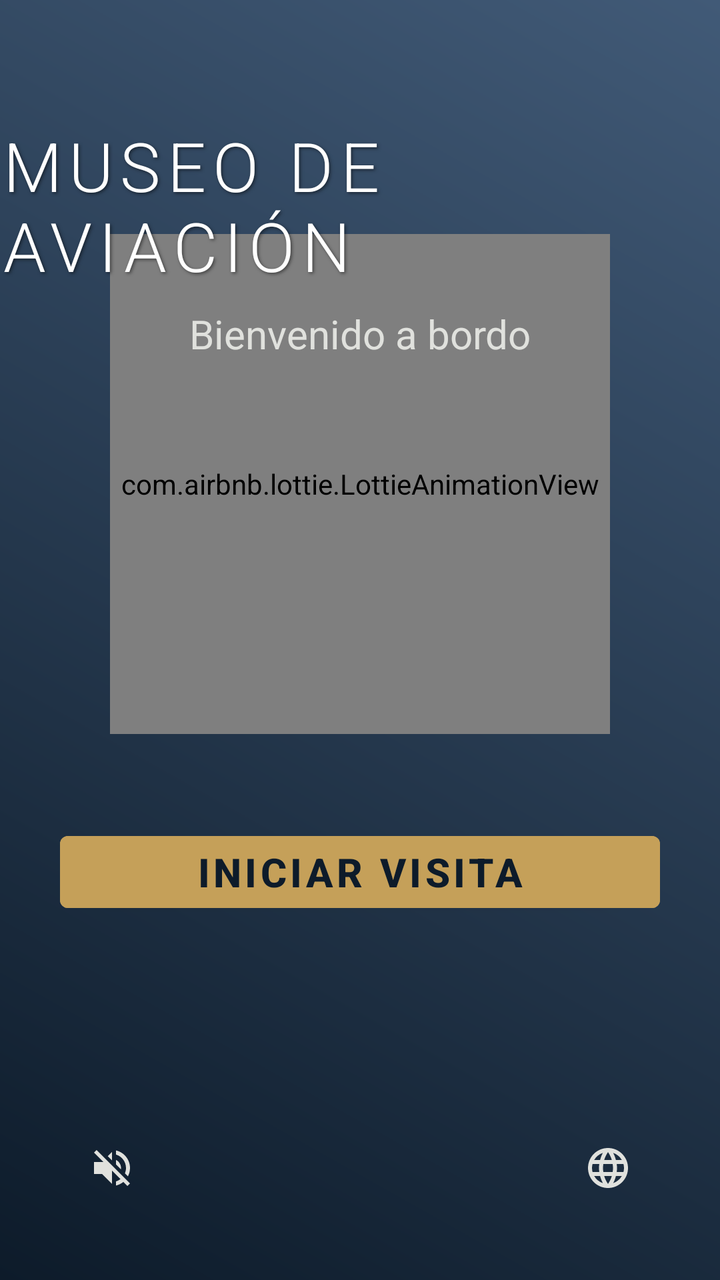
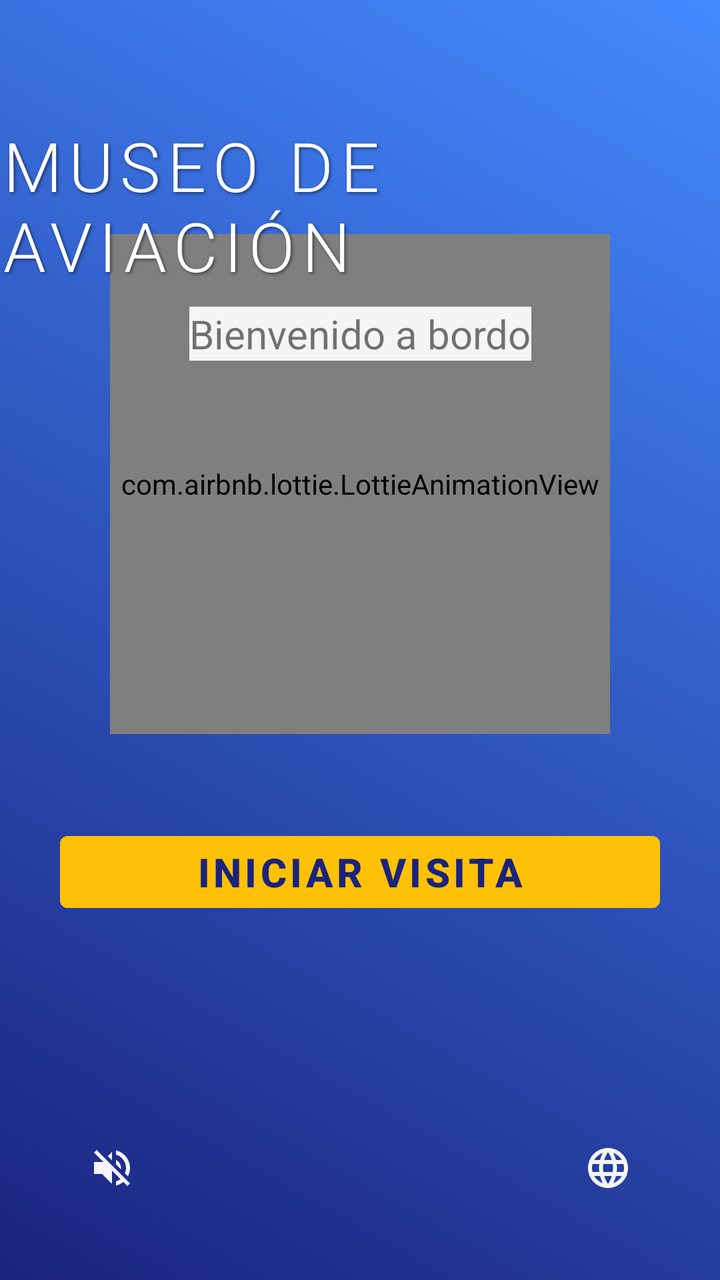

An Android layout rendered at two revisions. The XML below is the earlier revision; the diff shows what the commit changed to produce the second picture.
<!-- AndroidManifest.xml: application theme Theme.MuseoMovil -->
<!-- res/layout/activity_main.xml -->
<?xml version="1.0" encoding="utf-8"?>
<androidx.constraintlayout.widget.ConstraintLayout
    xmlns:android="http://schemas.android.com/apk/res/android"
    xmlns:app="http://schemas.android.com/apk/res-auto"
    android:layout_width="match_parent"
    android:layout_height="match_parent"
    android:background="@drawable/bg_gradient"> <com.airbnb.lottie.LottieAnimationView
    android:id="@+id/animationView"
    android:layout_width="250dp"
    android:layout_height="250dp"
    app:lottie_rawRes="@raw/avion_animacion"
    app:lottie_autoPlay="true"
    app:lottie_loop="true"
    app:layout_constraintBottom_toBottomOf="parent"
    app:layout_constraintEnd_toEndOf="parent"
    app:layout_constraintStart_toStartOf="parent"
    app:layout_constraintTop_toTopOf="parent"
    app:layout_constraintVertical_bias="0.3" />

    <TextView
        android:id="@+id/textViewTitulo"
        android:layout_width="wrap_content"
        android:layout_height="wrap_content"
        android:text="MUSEO DE AVIACIÓN"
        android:fontFamily="sans-serif-light"
        android:letterSpacing="0.1"
        android:textSize="34sp"
        android:textColor="@color/white"
        android:shadowColor="#80000000"
        android:shadowDx="2"
        android:shadowDy="2"
        android:shadowRadius="4"
        android:layout_marginTop="60dp"
        app:layout_constraintTop_toTopOf="parent"
        app:layout_constraintEnd_toEndOf="parent"
        app:layout_constraintStart_toStartOf="parent" />

    <TextView
        android:layout_width="wrap_content"
        android:layout_height="wrap_content"
        android:text="Bienvenido a bordo"
        android:textSize="20sp"
        android:textColor="@color/aviation_silver"
        android:layout_marginTop="8dp"
        app:layout_constraintTop_toBottomOf="@+id/textViewTitulo"
        app:layout_constraintEnd_toEndOf="parent"
        app:layout_constraintStart_toStartOf="parent" />
    <Button
        android:id="@+id/btnIniciar"
        android:layout_width="300dp"
        android:layout_height="wrap_content"
        android:text="INICIAR VISITA"
        android:textSize="20sp"
        android:backgroundTint="@color/accent_gold"
        android:textColor="@color/aviation_navy"
        android:textStyle="bold"
        app:cornerRadius="4dp"
        app:layout_constraintBottom_toBottomOf="parent"
        app:layout_constraintEnd_toEndOf="parent"
        app:layout_constraintStart_toStartOf="parent"
        app:layout_constraintTop_toBottomOf="@+id/animationView"
        app:layout_constraintVertical_bias="0.2" />

    <ImageButton
        android:id="@+id/btnSonido"
        android:layout_width="64dp"
        android:layout_height="64dp"
        android:layout_margin="24dp"
        android:background="@android:color/transparent"
        android:src="@drawable/ic_volume_off"
        app:tint="@color/aviation_silver"
        app:layout_constraintBottom_toBottomOf="parent"
        app:layout_constraintStart_toStartOf="parent" />

    <ImageButton
        android:id="@+id/btnIdioma"
        android:layout_width="64dp"
        android:layout_height="64dp"
        android:layout_margin="24dp"
        android:background="@android:color/transparent"
        android:src="@drawable/ic_language"
        app:tint="@color/aviation_silver"
        app:layout_constraintBottom_toBottomOf="parent"
        app:layout_constraintEnd_toEndOf="parent" />

</androidx.constraintlayout.widget.ConstraintLayout>
<!-- resources referenced by this layout -->
<resources>
  <color name="accent_gold">#C5A059</color>
  <color name="aviation_navy">#0D1B2A</color>
  <color name="aviation_silver">#E0E1DD</color>
  <color name="white">#FFFFFFFF</color>
  <!-- drawable bg_gradient (drawable) -->
  <?xml version="1.0" encoding="utf-8"?>
  <shape xmlns:android="http://schemas.android.com/apk/res/android">
      <gradient
          android:startColor="@color/aviation_navy"
          android:endColor="@color/aviation_sky"
          android:angle="45"/>
  </shape>
  <!-- drawable ic_language (drawable) -->
  <vector xmlns:android="http://schemas.android.com/apk/res/android" android:height="24dp" android:tint="#000000" android:viewportHeight="24" android:viewportWidth="24" android:width="24dp">
        
      <path android:fillColor="@android:color/white" android:pathData="M11.99,2C6.47,2 2,6.48 2,12s4.47,10 9.99,10C17.52,22 22,17.52 22,12S17.52,2 11.99,2zM18.92,8h-2.95c-0.32,-1.25 -0.78,-2.45 -1.38,-3.56 1.84,0.63 3.37,1.91 4.33,3.56zM12,4.04c0.83,1.2 1.48,2.53 1.91,3.96h-3.82c0.43,-1.43 1.08,-2.76 1.91,-3.96zM4.26,14C4.1,13.36 4,12.69 4,12s0.1,-1.36 0.26,-2h3.38c-0.08,0.66 -0.14,1.32 -0.14,2 0,0.68 0.06,1.34 0.14,2L4.26,14zM5.08,16h2.95c0.32,1.25 0.78,2.45 1.38,3.56 -1.84,-0.63 -3.37,-1.9 -4.33,-3.56zM8.03,8L5.08,8c0.96,-1.66 2.49,-2.93 4.33,-3.56C8.81,5.55 8.35,6.75 8.03,8zM12,19.96c-0.83,-1.2 -1.48,-2.53 -1.91,-3.96h3.82c-0.43,1.43 -1.08,2.76 -1.91,3.96zM14.34,14L9.66,14c-0.09,-0.66 -0.16,-1.32 -0.16,-2 0,-0.68 0.07,-1.35 0.16,-2h4.68c0.09,0.65 0.16,1.32 0.16,2 0,0.68 -0.07,1.34 -0.16,2zM14.59,19.56c0.6,-1.11 1.06,-2.31 1.38,-3.56h2.95c-0.96,1.65 -2.49,2.93 -4.33,3.56zM16.36,14c0.08,-0.66 0.14,-1.32 0.14,-2 0,-0.68 -0.06,-1.34 -0.14,-2h3.38c0.16,0.64 0.26,1.31 0.26,2s-0.1,1.36 -0.26,2h-3.38z"/>
      
  </vector>
  <!-- drawable ic_volume_off (drawable) -->
  <vector xmlns:android="http://schemas.android.com/apk/res/android" android:autoMirrored="true" android:height="24dp" android:tint="#000000" android:viewportHeight="24" android:viewportWidth="24" android:width="24dp">
        
      <path android:fillColor="@android:color/white" android:pathData="M16.5,12c0,-1.77 -1.02,-3.29 -2.5,-4.03v2.21l2.45,2.45c0.03,-0.2 0.05,-0.41 0.05,-0.63zM19,12c0,0.94 -0.2,1.82 -0.54,2.64l1.51,1.51C20.63,14.91 21,13.5 21,12c0,-4.28 -2.99,-7.86 -7,-8.77v2.06c2.89,0.86 5,3.54 5,6.71zM4.27,3L3,4.27 7.73,9L3,9v6h4l5,5v-6.73l4.25,4.25c-0.67,0.52 -1.42,0.93 -2.25,1.18v2.06c1.38,-0.31 2.63,-0.95 3.69,-1.81L19.73,21 21,19.73l-9,-9L4.27,3zM12,4L9.91,6.09 12,8.18L12,4z"/>
      
  </vector>
  <style name="Theme.MuseoMovil" parent="Theme.MaterialComponents.DayNight.NoActionBar">
          <item name="colorPrimary">@color/purple_500</item>
          <item name="colorPrimaryVariant">@color/purple_700</item>
          <item name="colorOnPrimary">@color/white</item>
          <item name="colorSecondary">@color/teal_200</item>
          <item name="colorSecondaryVariant">@color/teal_700</item>
          <item name="colorOnSecondary">@color/black</item>
          <item name="android:statusBarColor">?attr/colorPrimaryVariant</item>
      </style>
  <color name="aviation_sky">#415A77</color>
  <color name="purple_500">#FF6200EE</color>
  <color name="purple_700">#FF3700B3</color>
  <color name="teal_200">#FF03DAC5</color>
  <color name="teal_700">#FF018786</color>
  <color name="black">#FF000000</color>
</resources>

<!-- the commit's change to res/layout/activity_main.xml (unified diff, before → after) -->
@@ -40,7 +40,7 @@
         android:layout_height="wrap_content"
         android:text="Bienvenido a bordo"
         android:textSize="20sp"
-        android:textColor="@color/aviation_silver"
+        android:background="@color/background_gray"
         android:layout_marginTop="8dp"
         app:layout_constraintTop_toBottomOf="@+id/textViewTitulo"
         app:layout_constraintEnd_toEndOf="parent"
@@ -68,7 +68,7 @@
         android:layout_margin="24dp"
         android:background="@android:color/transparent"
         android:src="@drawable/ic_volume_off"
-        app:tint="@color/aviation_silver"
+        app:tint="@color/background_gray"
         app:layout_constraintBottom_toBottomOf="parent"
         app:layout_constraintStart_toStartOf="parent" />
 
@@ -79,7 +79,7 @@
         android:layout_margin="24dp"
         android:background="@android:color/transparent"
         android:src="@drawable/ic_language"
-        app:tint="@color/aviation_silver"
+        app:tint="@color/background_gray"
         app:layout_constraintBottom_toBottomOf="parent"
         app:layout_constraintEnd_toEndOf="parent" />
 
<!-- resource entries referenced after the edit -->
@@ -1,9 +1,9 @@
 <!-- resources referenced by this layout -->
 <resources>
-  <color name="accent_gold">#C5A059</color>
-  <color name="aviation_navy">#0D1B2A</color>
-  <color name="aviation_silver">#E0E1DD</color>
-  <color name="white">#FFFFFFFF</color>
+  <color name="accent_gold">#FFC107</color>
+  <color name="aviation_navy">#1A237E</color>
+  <color name="background_gray">#F5F5F5</color>
+  <color name="white">#FFFFFF</color>
   <!-- drawable bg_gradient (drawable) -->
   <?xml version="1.0" encoding="utf-8"?>
   <shape xmlns:android="http://schemas.android.com/apk/res/android">
@@ -33,11 +33,12 @@
           <item name="colorOnSecondary">@color/black</item>
           <item name="android:statusBarColor">?attr/colorPrimaryVariant</item>
       </style>
-  <color name="aviation_sky">#415A77</color>
-  <color name="purple_500">#FF6200EE</color>
-  <color name="purple_700">#FF3700B3</color>
-  <color name="teal_200">#FF03DAC5</color>
-  <color name="teal_700">#FF018786</color>
-  <color name="black">#FF000000</color>
+  <color name="aviation_sky">#448AFF</color>
+  <color name="purple_500">@color/aviation_navy</color>
+  <color name="purple_700">@color/aviation_navy_dark</color>
+  <color name="teal_200">@color/accent_gold</color>
+  <color name="teal_700">@color/accent_gold</color>
+  <color name="black">#000000</color>
+  <color name="aviation_navy_dark">#000051</color>
 </resources>
 
